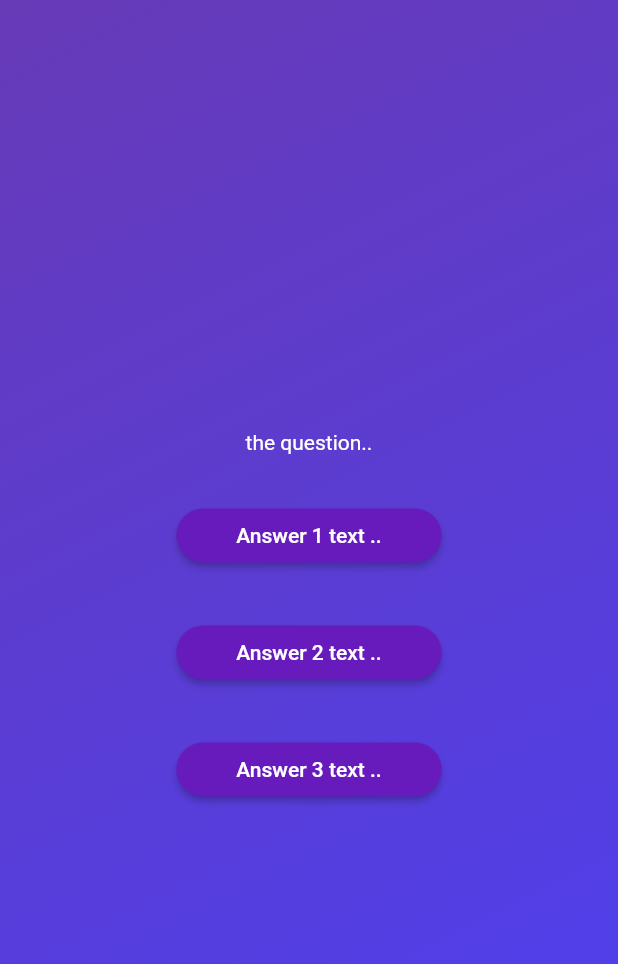
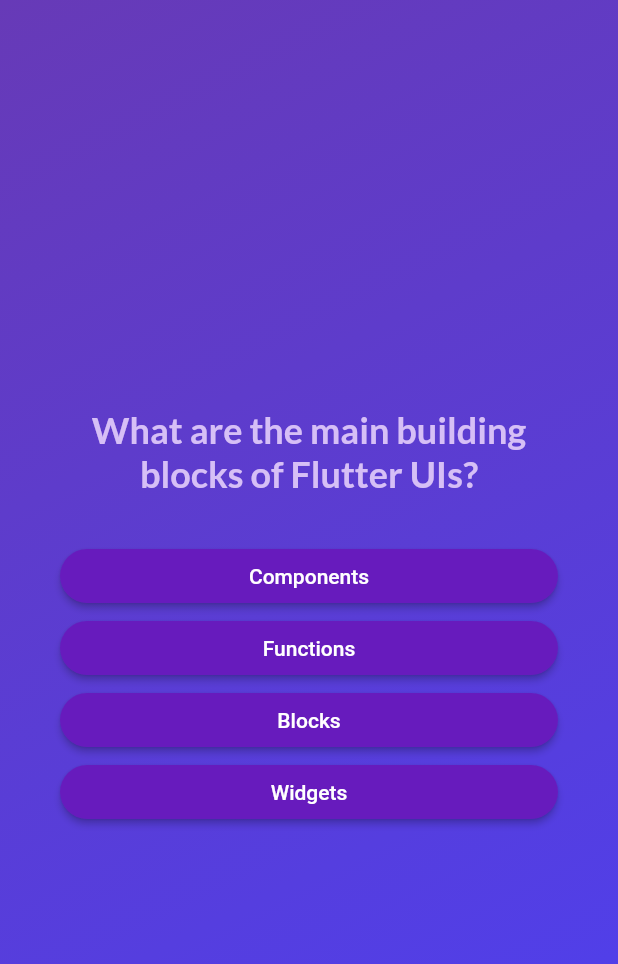
Before and after one commit to georgebolarakis/flutter, a Flutter app: the screen it shows after launch, after a tap on "Start Quiz", on a phone screen of 412 x 824 dp. Shown: the top 964 px of the screen. Run offline on Flutter 3.47's test engine with Material 2 defaults, Android fonts, the phone set to English and light mode, and no system bars; our stand-ins replace cloud_firestore, firebase_auth, firebase_core, go_router, google_fonts; missing offline and left inert: firebase_ui_auth; accounts and stored records are empty; generated files the repository leaves out were written again.

Commit message:
adding buttons and styling

```diff
--- a/adv_basics_quiz/lib/data/questions.dart
+++ b/adv_basics_quiz/lib/data/questions.dart
@@ -1,6 +1,7 @@
 
 import '../models/quiz_question.dart';
 
+//The correct answers are always first that's the reason we need to create another list and shuffle the answers
 const questions = [
   QuizQuestion(
     'What are the main building blocks of Flutter UIs?',
--- a/adv_basics_quiz/lib/models/quiz_question.dart
+++ b/adv_basics_quiz/lib/models/quiz_question.dart
@@ -1,6 +1,18 @@
 class QuizQuestion {
-  const QuizQuestion(this.text, this.answers);
+  const QuizQuestion(this.questionText, this.answers);
 
-  final String text;
+  final String questionText;
   final List<String> answers;
+
+  List<String> getShuffledAnswers() {
+    //Here we create a new answers list and we suffle it
+    // List.of(answers).shuffle();
+
+    // we first need to create the list and store it in the variable
+    final shuffledList = List.of(answers);
+    // then we shuffle it
+    shuffledList.shuffle();
+    // and return it
+    return shuffledList;
+  }
 }
--- a/adv_basics_quiz/lib/screens/questions_screen.dart
+++ b/adv_basics_quiz/lib/screens/questions_screen.dart
@@ -1,5 +1,8 @@
 import 'package:adv_basics_quiz/widgets/answer_button.dart';
 import 'package:flutter/material.dart';
+import 'package:google_fonts/google_fonts.dart';
+
+import '../data/questions.dart';
 
 class QuestionsScreen extends StatefulWidget {
   const QuestionsScreen({super.key});
@@ -8,32 +11,69 @@
   State<QuestionsScreen> createState() => _QuestionsScreenState();
 }
 
+//const List<QuizQuestion> list;
+
 class _QuestionsScreenState extends State<QuestionsScreen> {
+  var currentQuestionIndex = 0;
+
+  void answerQuestion() {
+    //currentQuestionIndex += currentQuestionIndex;
+    setState(() {
+      currentQuestionIndex++;
+    });
+  }
+
   @override
   Widget build(BuildContext context) {
+    final currentQuestion = questions[currentQuestionIndex];
+
     return SizedBox(
       //Be as wide as possible
       width: double.infinity,
+      child: Container(
+        margin: const EdgeInsets.all(40),
         child: Column(
           mainAxisAlignment: MainAxisAlignment.center,
+          crossAxisAlignment: CrossAxisAlignment.stretch,
           children: [
-          const Text(
-            'the question..',
-            style: TextStyle(color: Colors.white),
+            Text(
+              currentQuestion.questionText,
+              style: GoogleFonts.lato(
+                color: const Color.fromARGB(255, 214, 191, 246),
+                fontSize: 24,
+                fontWeight: FontWeight.bold,
+              ),
+              textAlign: TextAlign.center,
             ),
             const SizedBox(
               height: 30,
             ),
-          AnswerButton(answerText: 'Answer 1 text ..', onTap: () {}),
-          const SizedBox(
-            height: 30,
+            // here we map our shuffled answers list
+            ...currentQuestion.getShuffledAnswers().map(
+              (answer) {
+                return AnswerButton(
+                  answerText: answer,
+                  onTap: answerQuestion,
+                );
+              },
             ),
-          AnswerButton(answerText: 'Answer 2 text ..', onTap: () {}),
-          const SizedBox(
-            height: 30,
+            // const SizedBox(
+            //   height: 30,
+            // ),
+            // AnswerButton(answerText: currentQuestion.answers[1], onTap: () {}),
+            // const SizedBox(
+            //   height: 30,
+            // ),
+            // AnswerButton(answerText: currentQuestion.answers[2], onTap: () {}),
+            // const SizedBox(
+            //   height: 30,
+            // ),
+            // AnswerButton(answerText: currentQuestion.answers[3], onTap: () {}),
+            // const SizedBox(
+            //   height: 30,
+            // ),
+          ],
         ),
-          AnswerButton(answerText: 'Answer 3 text ..', onTap: () {}),
-        ],
       ),
     );
   }
--- a/adv_basics_quiz/lib/screens/start_screen.dart
+++ b/adv_basics_quiz/lib/screens/start_screen.dart
@@ -1,4 +1,6 @@
 import 'package:flutter/material.dart';
+import 'package:google_fonts/google_fonts.dart';
+import 'package:google_fonts/google_fonts.dart';
 
 import '../widgets/start_quiz_button.dart';
 
@@ -32,9 +34,12 @@
           const SizedBox(
             height: 80,
           ),
-          const Text(
+          Text(
             mainText,
-            style: TextStyle(color: Colors.white, fontSize: 24),
+            style: GoogleFonts.lato(
+              color: const Color.fromARGB(255, 219, 197, 248),
+              fontSize: 24,
+            ),
           ),
           const SizedBox(
             height: 20,
--- a/adv_basics_quiz/lib/widgets/answer_button.dart
+++ b/adv_basics_quiz/lib/widgets/answer_button.dart
@@ -18,7 +18,10 @@
         ),
       ),
       onPressed: onTap,
-      child: Text(answerText),
+      child: Text(
+        answerText,
+        textAlign: TextAlign.center,
+      ),
     );
   }
 }
--- a/adv_basics_quiz/pubspec.yaml
+++ b/adv_basics_quiz/pubspec.yaml
@@ -35,6 +35,7 @@
   # The following adds the Cupertino Icons font to your application.
   # Use with the CupertinoIcons class for iOS style icons.
   cupertino_icons: ^1.0.2
+  google_fonts: ^5.1.0
 
 dev_dependencies:
   flutter_test:
```
Also changed, not shown: adv_basics_quiz/pubspec.lock, 7 other files. Lines whose indentation alone changed are shown as unchanged.
